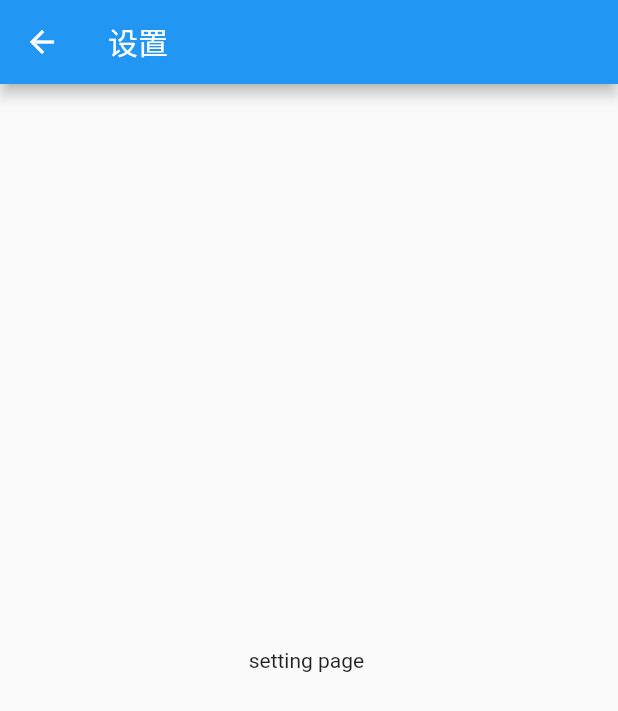
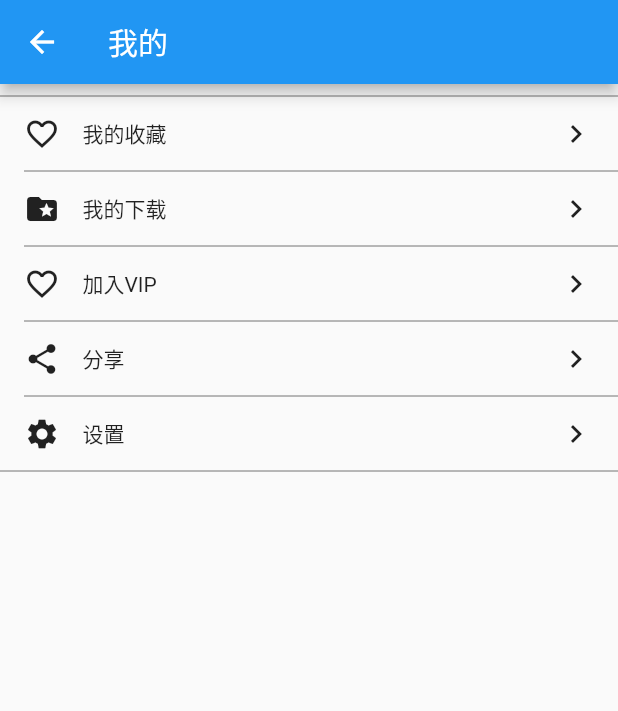
Before and after one commit to yang448189597/photo_altas, a Flutter app: the SettingPage screen opened directly, on a phone screen of 412 x 824 dp. Shown: the top 711 px of the screen. Run offline on Flutter 3.47's test engine with Material 2 defaults, Android fonts, the phone set to English and light mode, and no system bars; our stand-ins replace carousel_slider, dio, fluttertoast; network calls fail.

Commit message:
my tab dev

```diff
--- a/lib/Pages/pitcture_week.dart
+++ b/lib/Pages/pitcture_week.dart
@@ -70,6 +70,7 @@ class WeekPageState extends State<WeekPage> with AutomaticKeepAliveClientMixin {
                           headers: apiHeaders,
                           fit: BoxFit.cover,
                           width: 350.0,
+                          filterQuality: FilterQuality.none,
                         ),
                       ),
                       Positioned(
--- a/lib/Pages/settings_page.dart
+++ b/lib/Pages/settings_page.dart
@@ -1,14 +1,79 @@
 import 'package:flutter/material.dart';
 
 class SettingPage extends StatelessWidget {
+
+  Widget buildSeparator({double leftSpace = 16}) {
+    return new Padding(
+      padding: EdgeInsets.only(left: leftSpace),
+      child: Divider(color: Colors.black54),
+    );
+  }
+
   @override
   Widget build(BuildContext context) {
     return Scaffold(
       appBar: AppBar(
-        title: Text('设置'),
+        title: Text('我的'),
       ),
-      body: Center(
-        child: Text('setting page '),
+      body: SingleChildScrollView(
+        child: Column(
+          children: <Widget>[
+            buildSeparator(leftSpace: 0),
+            new MyPageItem(title: Text('我的收藏'), icon:Icon(Icons.favorite_border), onTap: (TapUpDetails details) => {
+              print('click item')
+            }),
+            buildSeparator(),
+            new MyPageItem(title: Text('我的下载'), icon:Icon(Icons.folder_special), onTap: (TapUpDetails details) => {
+
+            }),
+            buildSeparator(),
+            new MyPageItem(title: Text('加入VIP'), icon:Icon(Icons.favorite_border), onTap: (TapUpDetails details) => {
+
+            }),
+            buildSeparator(),
+            new MyPageItem(title: Text('分享'), icon:Icon(Icons.share), onTap: (TapUpDetails details) => {
+
+            }),
+            buildSeparator(),
+            new MyPageItem(title: Text('设置'), icon:Icon(Icons.settings), onTap: (TapUpDetails details) => {
+
+            }),
+            buildSeparator(leftSpace: 0),
+          ],
+        ),
+      )
+    );
+  }
+}
+
+class MyPageItem extends StatelessWidget {
+
+  GestureTapUpCallback onTap;
+  final Widget title;
+  final Widget icon;
+  MyPageItem({Key key, this.title, this.icon, this.onTap}):super(key:key);
+
+  @override
+  Widget build(BuildContext context) {
+    return new Padding(
+      padding: EdgeInsets.symmetric(horizontal: 16, vertical: 5),
+      child: new GestureDetector(
+        onTapUp: this.onTap,
+        child: new Row(
+          mainAxisAlignment: MainAxisAlignment.spaceBetween,
+          children: <Widget>[
+            Row(
+              children: <Widget>[
+                icon,
+                Padding(
+                  padding: EdgeInsets.only(left: 15),
+                  child: title,
+                ),
+              ],
+            ),
+            Icon(Icons.navigate_next),
+          ],
+        ),
       ),
     );
   }
--- a/lib/widget/bottomNavgtionBar.dart
+++ b/lib/widget/bottomNavgtionBar.dart
@@ -66,7 +66,7 @@ class _BottomNavigationWidgetState extends State<BottomNavigationWidget> {
                   color: _bottomColor,
                 ),
                 title: Text(
-                  '设置',
+                  '我的',
                   style: TextStyle(color: _bottomColor),
                 )),
           ],
```
